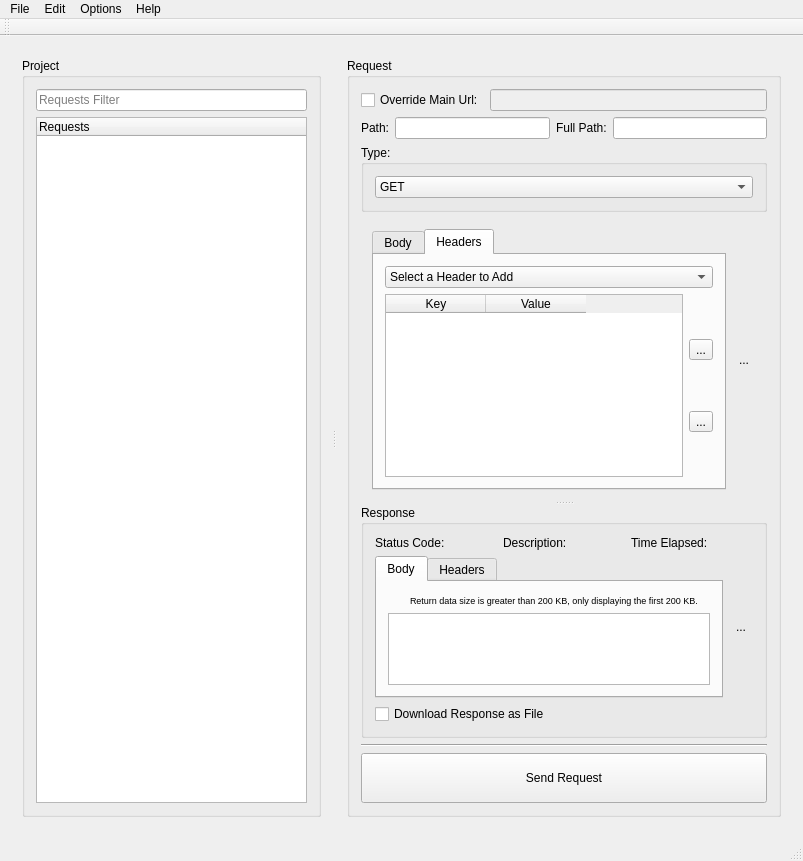
Before: the Qt Designer form mainwindow.ui in fabiobento512/FRequest, drawn with Qt 5.
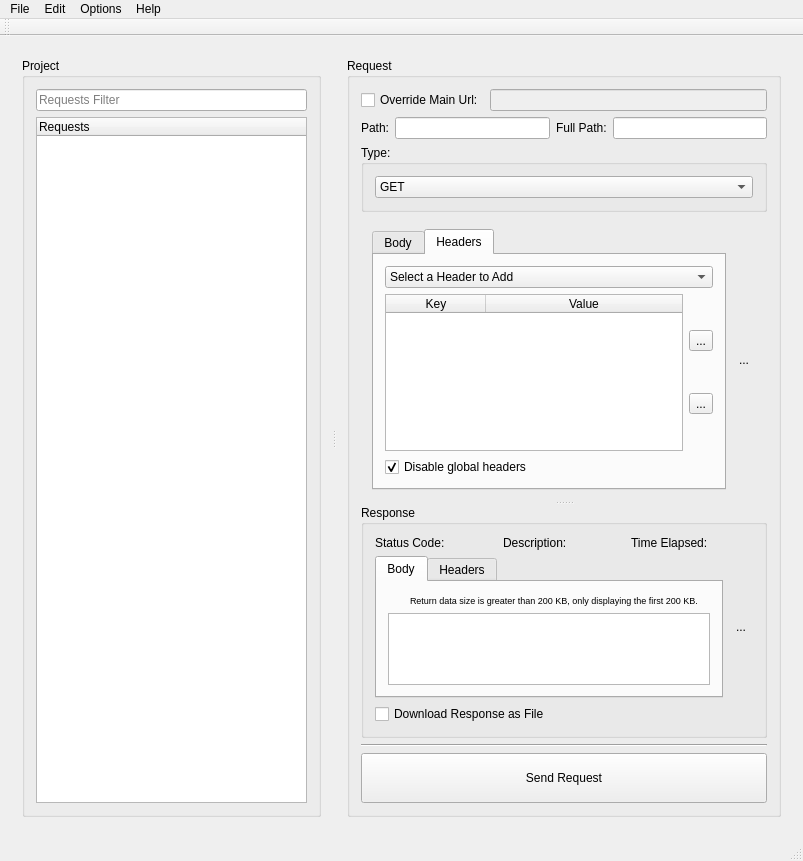
After: the same form once the commit is applied. The open tabs and pages were chosen to show the change. Icons and pictures are not drawn. Custom widgets are drawn as their Qt base class.

```diff
--- a/mainwindow.ui
+++ b/mainwindow.ui
@@ -381,6 +381,12 @@
                        <property name="alternatingRowColors">
                         <bool>true</bool>
                        </property>
+                       <property name="wordWrap">
+                        <bool>true</bool>
+                       </property>
+                       <attribute name="horizontalHeaderStretchLastSection">
+                        <bool>true</bool>
+                       </attribute>
                        <column>
                         <property name="text">
                          <string>Key</string>
@@ -427,6 +433,16 @@
                      </item>
                     </layout>
                    </item>
+                   <item>
+                    <widget class="QCheckBox" name="cbGlobalHeaders">
+                     <property name="text">
+                      <string>Disable global headers</string>
+                     </property>
+                     <property name="checked">
+                      <bool>true</bool>
+                     </property>
+                    </widget>
+                   </item>
                   </layout>
                  </widget>
                 </widget>
```
Left out of the diff: 7 changed lines with no effect on the pictures. Lines whose indentation alone changed are shown as unchanged.
